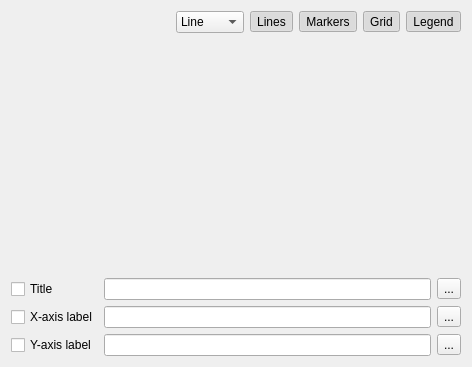
Old version of the form Libs/MRML/Widgets/Resources/UI/qMRMLChartViewControllerWidget.ui in the repository Slicer/SlicerGitSVNArchive.
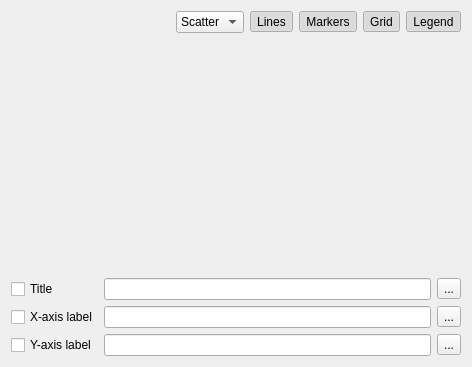
New version of the form. Custom widgets are drawn as their Qt base class.

Diff of the .ui file:
```diff
--- a/Libs/MRML/Widgets/Resources/UI/qMRMLChartViewControllerWidget.ui
+++ b/Libs/MRML/Widgets/Resources/UI/qMRMLChartViewControllerWidget.ui
@@ -57,11 +57,6 @@
        <property name="toolTip">
         <string>Select a chart type (line, scatter, bar)</string>
        </property>
-       <item>
-        <property name="text">
-         <string>Line</string>
-        </property>
-       </item>
        <item>
         <property name="text">
          <string>Scatter</string>
```
Left out of the diff: 12 changed lines with no effect on the pictures.
